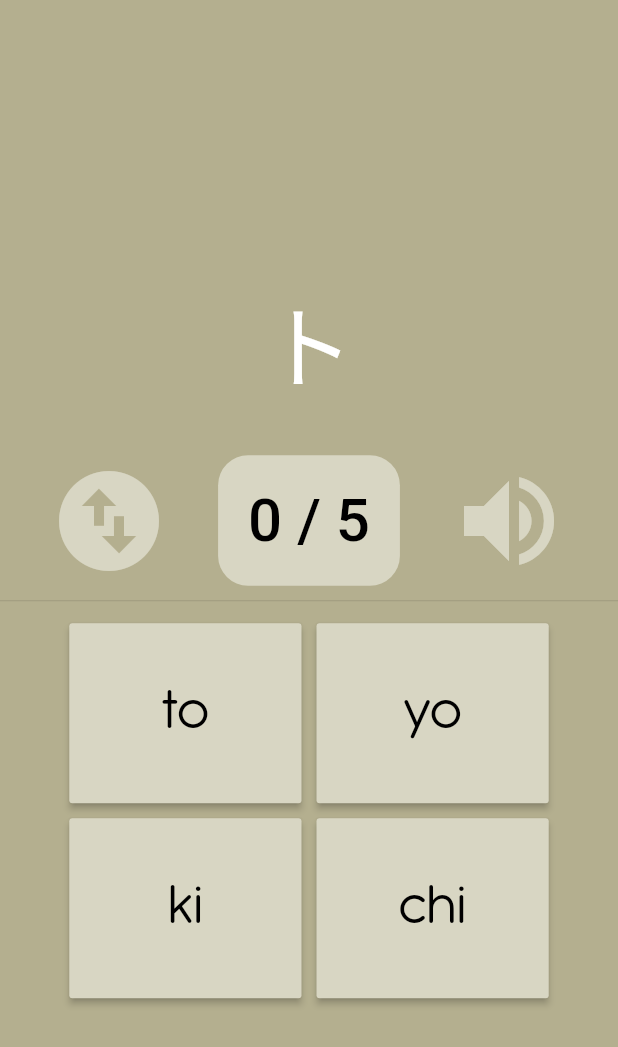
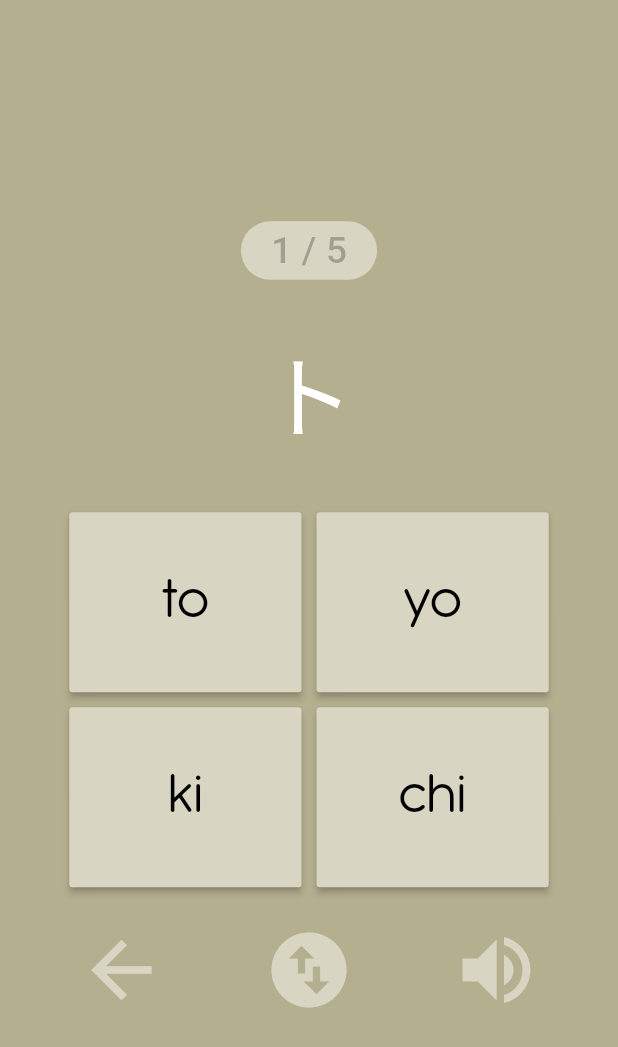
Before and after one commit to jamiesime/japanese_quiz, a Flutter app: the screen it shows after launch, after a tap on "Katakana", on a phone screen of 412 x 824 dp. Shown: the top 1047 px of the screen. Run offline on Flutter 3.47's test engine with Material 2 defaults, Android fonts, the light colour scheme and no system bars; our stand-ins replace audioplayers.

Commit message:
quiz functional, added styling

```diff
--- a/lib/app_data.dart
+++ b/lib/app_data.dart
@@ -20,7 +20,7 @@ class AppData with ChangeNotifier {
   bool awaitingInput = true;
   bool muted = false;
   int _correctAnswers = 0;
-  int _currentQIndex = 0;
+  int _currentQIndex = 1;
   int _maxQIndex = 5;
 
   int get correctAnswers => _correctAnswers;
@@ -32,10 +32,17 @@ class AppData with ChangeNotifier {
   bool getMuted() => muted;
 
   // Get a question on initialise.
-  AppData(Syllabary syllab) {
+  void startQuiz(Syllabary syllab) {
     this._syllabary = syllab;
     getNextQuestion();
     getNewAnswers(4);
+  }
+
+  // Resets quiz related vars to initial states.
+  void resetValues(){
+    _correctAnswers = 0;
+    _currentQIndex = 1;
+    awaitingInput = true;
   }
 
   // Inverts bool to swap guesses/answer from kana to english.
--- a/lib/main.dart
+++ b/lib/main.dart
@@ -1,4 +1,6 @@
 import 'package:flutter/material.dart';
+import 'package:japanese_quiz/app_data.dart';
+import 'package:provider/provider.dart';
 
 import 'main_menu.dart';
 import 'theme_data.dart';
@@ -8,10 +10,16 @@ void main() => runApp(MyApp());
 class MyApp extends StatelessWidget {
   @override
   Widget build(BuildContext context) {
-    return MaterialApp(
-      home: MainMenu(),
-      title: "Japanese Quiz",
-      theme: lightTheme,
+    return ChangeNotifierProvider(
+      create: (_) => AppData(),
+      child: MaterialApp(
+        home: MainMenu(),
+        title: "Japanese Quiz",
+        theme: lightTheme,
+        routes: <String, WidgetBuilder> {
+
+        },
+      ),
     );
   }
 }
--- a/lib/main_menu.dart
+++ b/lib/main_menu.dart
@@ -1,6 +1,7 @@
 import 'package:flutter/material.dart';
 import 'package:flutter/widgets.dart';
 import 'package:flutter/cupertino.dart';
+import 'package:provider/provider.dart';
 
 import 'app_data.dart';
 import 'quiz_screen.dart';
@@ -16,18 +17,32 @@ class MainMenu extends StatelessWidget {
         ),
       ),
       child: Column(
+        mainAxisAlignment: MainAxisAlignment.center,
         children: <Widget>[
           Container(
-            padding: EdgeInsets.fromLTRB(20, 40, 20, 0),
-            alignment: Alignment.topCenter,
-            child: Text("kanarama",
-                style: Theme.of(context).textTheme.display1),
+            padding: EdgeInsets.fromLTRB(20, 40, 20, 50),
+            alignment: Alignment.center,
+            child: RichText(
+              text: TextSpan(
+                style: Theme.of(context).textTheme.headline,
+                children: [
+                  TextSpan(text: "kana"),
+                  TextSpan(
+                      text: "rama",
+                      style: TextStyle(
+                          color: Colors.red,
+                          fontFamily: 'Antipasto',
+                          fontSize: 60)),
+                ],
               ),
-          Divider(height: 390,),
+            ),
+
+            // Text("kanarama", style: Theme.of(context).textTheme.display1),
+          ),
           Container(
-            alignment: Alignment.bottomCenter,
-            padding: EdgeInsets.fromLTRB(15, 0, 0, 0),
+            alignment: Alignment.center,
             child: Row(
+              mainAxisAlignment: MainAxisAlignment.center,
               children: <Widget>[
                 MainMenuButton('Hiragana', Syllabary.Hiragana),
                 MainMenuButton('Katakana', Syllabary.Katakana),
@@ -51,16 +66,23 @@ class MainMenuButton extends StatelessWidget {
 
   @override
   Widget build(BuildContext context) {
-    return Container(
+    AppData data = Provider.of(context, listen: false);
+    return WillPopScope(
+      onWillPop: () async => false,
+      child: Container(
         margin: EdgeInsets.all(5),
         child: FlatButton(
+          shape: RoundedRectangleBorder(
+              borderRadius: new BorderRadius.circular(28.0),
+              side: BorderSide(color: Colors.black)),
           color: Theme.of(context).primaryColor,
-        padding: EdgeInsets.fromLTRB(10,30,10,30),
+          padding: EdgeInsets.fromLTRB(10, 30, 10, 30),
           child: Text(
             text,
             style: Theme.of(context).textTheme.body1,
           ),
           onPressed: () {
+            data.startQuiz(quizType);
             Navigator.push(
               context,
               CupertinoPageRoute(
@@ -69,6 +91,7 @@ class MainMenuButton extends StatelessWidget {
             );
           },
         ),
+      ),
     );
   }
 }
--- a/lib/quiz_screen.dart
+++ b/lib/quiz_screen.dart
@@ -11,26 +11,27 @@ class QuizScreen extends StatelessWidget {
   }
 
   Widget build(BuildContext context) {
-    return ChangeNotifierProvider(
-      create: (_) => AppData(list),
+    return WillPopScope(
+      onWillPop: () async => false,
       child: Container(
         color: Theme.of(context).backgroundColor,
         child: Column(
           mainAxisAlignment: MainAxisAlignment.center,
           children: <Widget>[
+            QuestionCounter(),
             QuestionDisplay(),
-            Row(
+            AnswerGrid(),
+            Container(
+              padding: EdgeInsets.fromLTRB(0, 20, 0, 0),
+              child: Row(
                 mainAxisAlignment: MainAxisAlignment.spaceEvenly,
                 children: <Widget>[
+                  BackButton(),
                   SwapCharasButton(),
-                QuestionCounter(),
                   MuteButton(),
                 ],
               ),
-            Divider(
-              height: 20,
             ),
-            AnswerGrid(),
           ],
         ),
       ),
@@ -103,6 +104,7 @@ class AnswerButton extends StatelessWidget {
             if (data.currentQIndex < data.maxQIndex) {
               data.evaluateAnswer(answer);
             } else {
+              data.evaluateAnswer(answer);
               Navigator.push(
                 context,
                 CupertinoPageRoute(
@@ -151,7 +153,7 @@ class _SwapCharasButtonState extends State<SwapCharasButton>
             child: Icon(
               Icons.swap_vertical_circle,
               color: Theme.of(context).primaryColor,
-              size: 80,
+              size: 60,
             ),
           ),
           onPressed: () {
@@ -180,10 +182,10 @@ class QuestionCounter extends StatelessWidget {
           borderRadius: BorderRadius.circular(20),
           color: Theme.of(context).primaryColor,
         ),
-        padding: EdgeInsets.all(20),
+        padding: EdgeInsets.fromLTRB(20, 5, 20, 5),
         child: Text(
           "$c / $m",
-          style: Theme.of(context).textTheme.body2,
+          style: Theme.of(context).textTheme.button,
         ));
   }
 }
@@ -207,7 +209,7 @@ class _MuteButtonState extends State<MuteButton> {
         child: Icon(
           displayIcon,
           color: Theme.of(context).primaryColor,
-          size: 80,
+          size: 60,
         ),
       ),
       onPressed: () {
@@ -217,3 +219,28 @@ class _MuteButtonState extends State<MuteButton> {
     );
   }
 }
+
+class BackButton extends StatelessWidget {
+  const BackButton({Key key}) : super(key: key);
+
+  @override
+  Widget build(BuildContext context) {
+    AppData data = Provider.of<AppData>(context);
+    return RawMaterialButton(
+      child: Container(
+        child: Icon(
+          Icons.arrow_back,
+          color: Theme.of(context).primaryColor,
+          size: 60,
+        ),
+      ),
+      onPressed: () {
+        data.resetValues();
+        Navigator.popUntil(
+          context,
+          ModalRoute.withName('/'),
+        );
+      },
+    );
+  }
+}
--- a/lib/theme_data.dart
+++ b/lib/theme_data.dart
@@ -32,5 +32,10 @@ var lightTheme = ThemeData(
       fontFamily: 'Roboto',
       color: Colors.black,
     ),
+    button:TextStyle(
+      fontSize: 25,
+      fontFamily: 'Roboto',
+      color: Colors.black26,
+    ),
   ),
 );
```
Also changed, not shown: lib/result_screen.dart (+33 -4 lines). Lines whose indentation alone changed are shown as unchanged.
